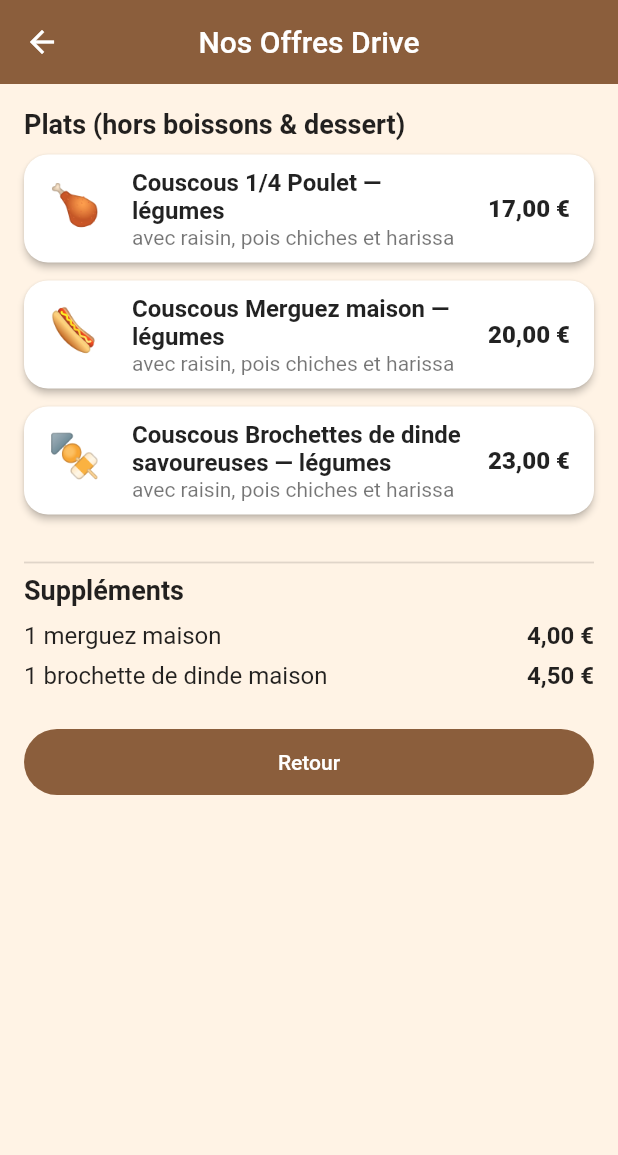
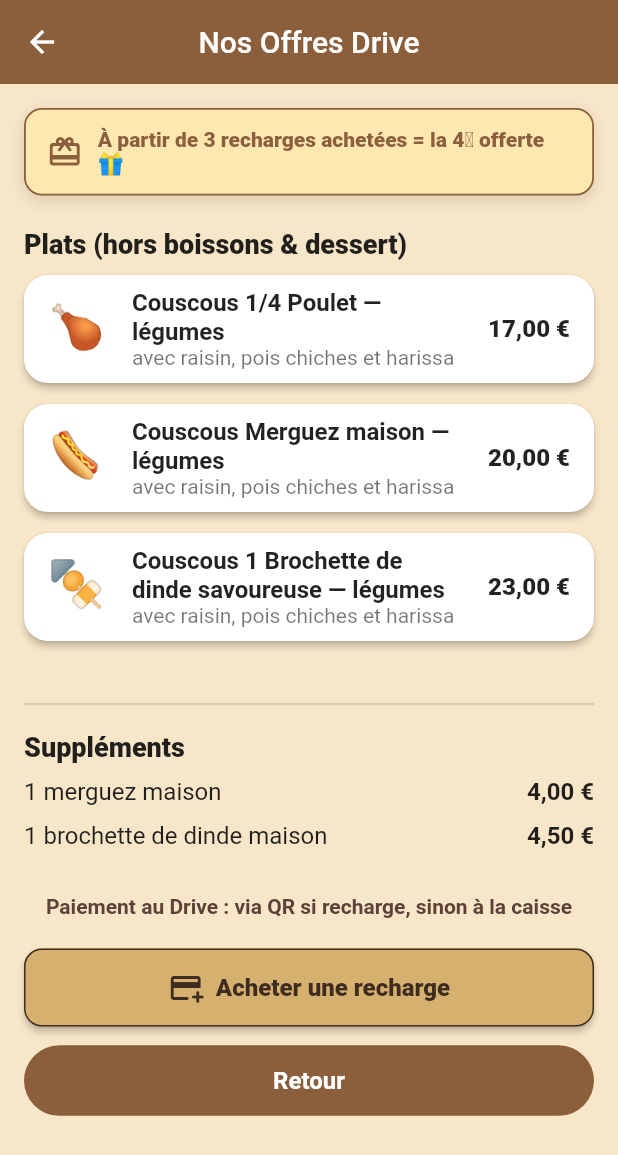
Before and after one commit to aalexx59-png/ShakirDriveApp, a Flutter app: the V6OffersPage screen opened by its route, on a phone screen of 412 x 824 dp. Shown: the top 1155 px of the screen. Run offline on Flutter 3.47's test engine with Material 3 defaults, Android fonts, the light colour scheme and no system bars; our stand-ins replace qr_flutter.

Commit message:
Update v6_offers_page.dart

```diff
--- a/lib/v6_offers_page.dart
+++ b/lib/v6_offers_page.dart
@@ -3,97 +3,195 @@ import 'package:flutter/material.dart';
 class V6OffersPage extends StatelessWidget {
   const V6OffersPage({super.key});
 
-  static const Color sand = Color(0xFF8B5E3C); // marron/sable
-
   @override
   Widget build(BuildContext context) {
+    const sable = Color(0xFF8B5E3C); // marron/sable
+
     return Scaffold(
-      backgroundColor: const Color(0xFFFFF3E5),
+      backgroundColor: const Color(0xFFF8E6C8), // fond beige sable
       appBar: AppBar(
-        backgroundColor: sand,
-        title: const Text('Nos Offres Drive'),
+        backgroundColor: sable,
+        title: const Text("Nos Offres Drive"),
         centerTitle: true,
       ),
       body: ListView(
         padding: const EdgeInsets.all(16),
         children: [
-          _title('Plats (hors boissons & dessert)'),
+          _promoBanner(), // ⬅️ bannière promo en haut
 
-          _offer(
-            emoji: '🍗',
-            title: 'Couscous 1/4 Poulet — légumes',
-            subtitle: 'avec raisin, pois chiches et harissa',
-            price: '17,00 €',
+          _sectionTitle("Plats (hors boissons & dessert)"),
+
+          _offerCard(
+            emoji: "🍗",
+            title: "Couscous 1/4 Poulet — légumes",
+            subtitle: "avec raisin, pois chiches et harissa",
+            price: "17,00 €",
           ),
-          _offer(
-            emoji: '🌭',
-            title: 'Couscous Merguez maison — légumes',
-            subtitle: 'avec raisin, pois chiches et harissa',
-            price: '20,00 €',
+          _offerCard(
+            emoji: "🌭",
+            title: "Couscous Merguez maison — légumes",
+            subtitle: "avec raisin, pois chiches et harissa",
+            price: "20,00 €",
           ),
-          _offer(
-            emoji: '🍢',
-            title: 'Couscous Brochettes de dinde savoureuses — légumes',
-            subtitle: 'avec raisin, pois chiches et harissa',
-            price: '23,00 €',
+          _offerCard(
+            emoji: "🍢",
+            title: "Couscous 1 Brochette de dinde savoureuse — légumes",
+            subtitle: "avec raisin, pois chiches et harissa",
+            price: "23,00 €",
           ),
 
+          const SizedBox(height: 20),
+          const Divider(thickness: 1.5),
+
+          _sectionTitle("Suppléments"),
+
+          _supplementRow("1 merguez maison", "4,00 €"),
+          const SizedBox(height: 10),
+          _supplementRow("1 brochette de dinde maison", "4,50 €"),
+
+          const SizedBox(height: 30),
+
+          Center(
+            child: Text(
+              "Paiement au Drive : via QR si recharge, sinon à la caisse",
+              textAlign: TextAlign.center,
+              style: TextStyle(
+                fontSize: 14,
+                color: Colors.brown[700],
+                fontWeight: FontWeight.w600,
+              ),
+            ),
+          ),
+
+          const SizedBox(height: 20),
+
+          _ctaRecharge(context), // ⬅️ bouton vers /card-choice
+
           const SizedBox(height: 12),
-          const Divider(thickness: 1.2),
 
-          _title('Suppléments'),
-          _supplement('1 merguez maison', '4,00 €'),
-          const SizedBox(height: 8),
-          _supplement('1 brochette de dinde maison', '4,50 €'),
-
-          const SizedBox(height: 24),
           FilledButton(
             style: FilledButton.styleFrom(
-              backgroundColor: sand,
+              backgroundColor: sable,
               padding: const EdgeInsets.symmetric(vertical: 14),
             ),
             onPressed: () => Navigator.pop(context),
-            child: const Text('Retour'),
+            child: const Text(
+              "Retour",
+              style: TextStyle(fontWeight: FontWeight.w700, fontSize: 16),
+            ),
           ),
         ],
       ),
     );
   }
 
-  Widget _title(String text) => Padding(
-        padding: const EdgeInsets.only(bottom: 10),
-        child: Text(text,
-            style: const TextStyle(fontSize: 18, fontWeight: FontWeight.w700)),
-      );
+  // ===== Widgets privés =====
 
-  Widget _offer({
+  Widget _promoBanner() {
+    return Container(
+      padding: const EdgeInsets.symmetric(horizontal: 14, vertical: 12),
+      margin: const EdgeInsets.only(bottom: 12),
+      decoration: BoxDecoration(
+        color: const Color(0xFFFFE8B0), // doré doux
+        borderRadius: BorderRadius.circular(12),
+        border: Border.all(color: const Color(0xFF8B5E3C), width: 1.2),
+        boxShadow: const [
+          BoxShadow(color: Colors.black12, blurRadius: 8, offset: Offset(0, 3)),
+        ],
+      ),
+      child: Row(
+        children: const [
+          Icon(Icons.card_giftcard_rounded, color: Color(0xFF8B5E3C)),
+          SizedBox(width: 10),
+          Expanded(
+            child: Text(
+              "À partir de 3 recharges achetées = la 4ᵉ offerte 🎁",
+              style: TextStyle(
+                fontWeight: FontWeight.w800,
+                color: Color(0xFF8B5E3C),
+              ),
+            ),
+          ),
+        ],
+      ),
+    );
+  }
+
+  Widget _sectionTitle(String text) {
+    return Padding(
+      padding: const EdgeInsets.symmetric(vertical: 10),
+      child: Text(
+        text,
+        style: const TextStyle(
+          fontSize: 18,
+          fontWeight: FontWeight.w800,
+        ),
+      ),
+    );
+  }
+
+  Widget _offerCard({
     required String emoji,
     required String title,
     required String subtitle,
     required String price,
   }) {
     return Card(
-      margin: const EdgeInsets.only(bottom: 12),
+      margin: const EdgeInsets.only(bottom: 14),
       shape: RoundedRectangleBorder(borderRadius: BorderRadius.circular(16)),
       elevation: 2,
       child: ListTile(
-        leading: Text(emoji, style: const TextStyle(fontSize: 28)),
-        title: Text(title, style: const TextStyle(fontWeight: FontWeight.w700)),
+        leading: Text(emoji, style: const TextStyle(fontSize: 30)),
+        title: Text(
+          title,
+          style: const TextStyle(fontWeight: FontWeight.w700),
+        ),
         subtitle: Text(subtitle),
-        trailing: Text(price,
-            style: const TextStyle(fontSize: 16, fontWeight: FontWeight.w800)),
+        trailing: Text(
+          price,
+          style: const TextStyle(
+            fontSize: 16,
+            fontWeight: FontWeight.w800,
+            color: Colors.black87,
+          ),
+        ),
       ),
     );
   }
 
-  Widget _supplement(String label, String price) {
+  Widget _supplementRow(String label, String price) {
     return Row(
       mainAxisAlignment: MainAxisAlignment.spaceBetween,
       children: [
         Expanded(child: Text(label, style: const TextStyle(fontSize: 16))),
-        Text(price,
-            style: const TextStyle(fontSize: 16, fontWeight: FontWeight.w700)),
+        Text(
+          price,
+          style: const TextStyle(fontSize: 16, fontWeight: FontWeight.w700),
+        ),
       ],
     );
   }
+
+  Widget _ctaRecharge(BuildContext context) {
+    return SizedBox(
+      width: double.infinity,
+      child: ElevatedButton.icon(
+        style: ElevatedButton.styleFrom(
+          backgroundColor: const Color(0xFFD6B06E), // doré
+          foregroundColor: const Color(0xFF3E2C20),
+          padding: const EdgeInsets.symmetric(vertical: 14),
+          shape: RoundedRectangleBorder(
+            borderRadius: BorderRadius.circular(12),
+            side: const BorderSide(color: Color(0xFF3E2C20), width: 1),
+          ),
+        ),
+        onPressed: () => Navigator.pushNamed(context, '/card-choice'),
+        icon: const Icon(Icons.add_card_rounded),
+        label: const Text(
+          "Acheter une recharge",
+          style: TextStyle(fontWeight: FontWeight.w800, fontSize: 16),
+        ),
+      ),
+    );
+  }
 }
```
